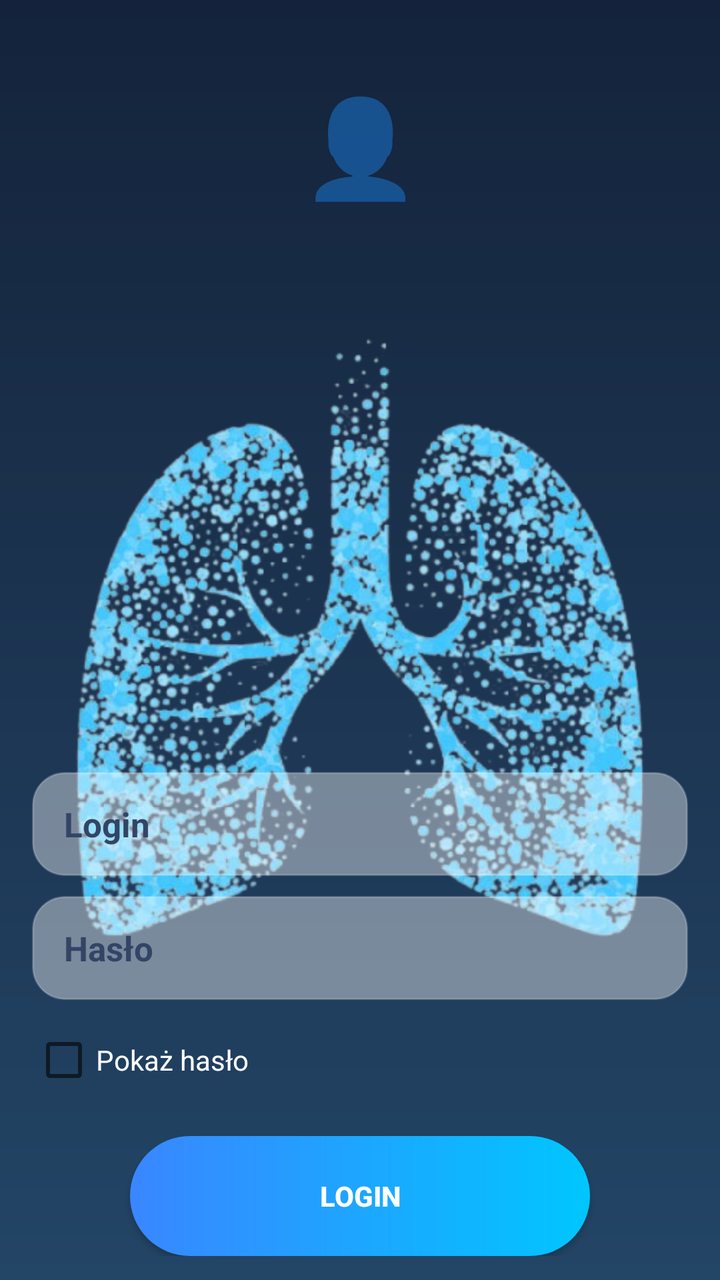
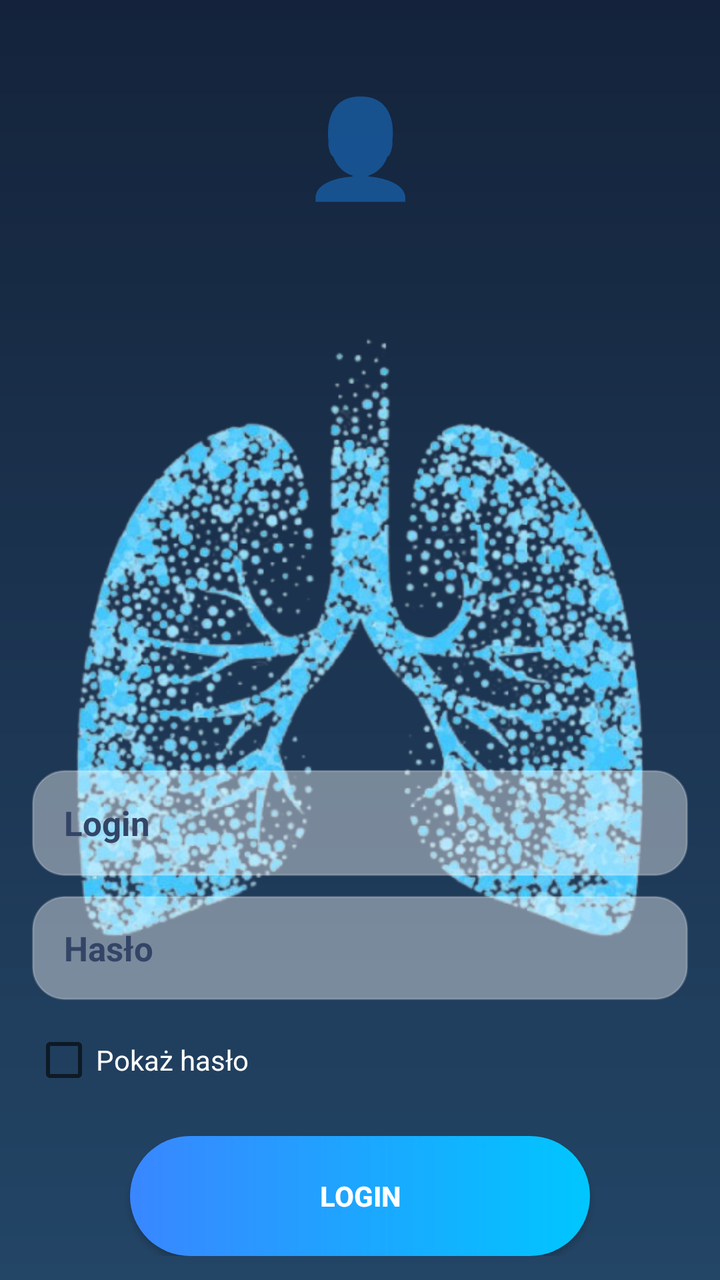

Two renders of the same Android screen: before a commit and after it. Below are the layout's source before the change and the commit's diff.
<!-- AndroidManifest.xml: activity theme Theme.MyApplication.NoActionBar -->
<!-- res/layout/activity_main.xml -->
<?xml version="1.0" encoding="utf-8"?>
<androidx.constraintlayout.widget.ConstraintLayout
    xmlns:android="http://schemas.android.com/apk/res/android"
    xmlns:app="http://schemas.android.com/apk/res-auto"
    xmlns:tools="http://schemas.android.com/tools"
    android:layout_width="match_parent"
    android:layout_height="match_parent"
    android:background="@drawable/gradient_bg">

    
    <TextView
        android:id="@+id/userIcon"
        android:layout_width="wrap_content"
        android:layout_height="wrap_content"
        android:text="👤"
        android:textSize="48sp"
        android:layout_marginTop="40dp"
        app:layout_constraintTop_toTopOf="parent"
        app:layout_constraintStart_toStartOf="parent"
        app:layout_constraintEnd_toEndOf="parent"/>

    <FrameLayout
        android:id="@+id/heroStack"
        android:layout_width="0dp"
        android:layout_height="wrap_content"
        app:layout_constraintTop_toBottomOf="@id/userIcon"
        app:layout_constraintStart_toStartOf="parent"
        app:layout_constraintEnd_toEndOf="parent"
        app:layout_constraintBottom_toBottomOf="parent"
        android:layout_marginStart="16dp"
        android:layout_marginEnd="16dp"
        android:layout_marginBottom="24dp"/>

        
        <ImageView
            android:id="@+id/lungsImage"
            android:layout_width="match_parent"
            android:layout_height="match_parent"
            android:adjustViewBounds="true"
            android:contentDescription="@string/lungs"
            android:scaleType="fitCenter"
            android:src="@drawable/lungs" />

        
    <LinearLayout
        android:layout_width="match_parent"
        android:layout_height="match_parent"
        android:orientation="vertical"
        android:gravity="bottom|center_horizontal"
        android:paddingStart="16dp"
        android:paddingEnd="16dp"
        android:paddingBottom="12dp">

        
        <EditText
            android:id="@+id/etLogin"
            android:layout_width="match_parent"
            android:layout_height="52dp"
            android:hint="Login"
            android:textColor="#14233B"
            android:textColorHint="#334566"
            android:textSize="17sp"
            android:textStyle="bold"
            android:background="@drawable/field_bg"
            android:paddingStart="16dp"
            android:paddingEnd="16dp"
            android:inputType="textEmailAddress" />

        <View android:layout_width="match_parent" android:layout_height="10dp"/>

        
        <EditText
            android:id="@+id/etHaslo"
            android:layout_width="match_parent"
            android:layout_height="52dp"
            android:hint="Hasło"
            android:textColor="#14233B"
            android:textColorHint="#334566"
            android:textSize="17sp"
            android:textStyle="bold"
            android:background="@drawable/field_bg"
            android:paddingStart="16dp"
            android:paddingEnd="16dp"
            android:inputType="textPassword" />

        
        <CheckBox
            android:id="@+id/cbShow"
            android:layout_width="wrap_content"
            android:layout_height="wrap_content"
            android:text="Pokaż hasło"
            android:textColor="#FFFFFF"
            android:layout_marginTop="6dp"
            android:layout_gravity="start"/>

        <View android:layout_width="match_parent" android:layout_height="14dp"/>

        
        <Button
            android:id="@+id/loginButton"
            android:layout_width="230dp"
            android:layout_height="60dp"
            android:text="LOGIN"
            android:textStyle="bold"
            android:textColor="#FFFFFF"
            android:background="@drawable/button_bg"
            android:elevation="6dp"/>
    </LinearLayout>


    












</androidx.constraintlayout.widget.ConstraintLayout>
<!-- resources referenced by this layout -->
<resources>
  <!-- drawable button_bg (drawable) -->
  <?xml version="1.0" encoding="utf-8"?>
  <ripple xmlns:android="http://schemas.android.com/apk/res/android"
      android:color="#33FFFFFF">
  
      <item>
          <shape android:shape="rectangle">
              <corners android:radius="30dp"/>
              <gradient
                  android:startColor="#3A86FF"
                  android:endColor="#00C6FF"
                  android:angle="0"/>
              <padding
                  android:left="16dp"
                  android:top="10dp"
                  android:right="16dp"
                  android:bottom="10dp"/>
          </shape>
      </item>
  </ripple>
  <!-- drawable field_bg (drawable) -->
  <?xml version="1.0" encoding="utf-8"?>
  <shape xmlns:android="http://schemas.android.com/apk/res/android">
      <solid android:color="#66FFFFFF"/> 
      <stroke android:width="1dp" android:color="#33FFFFFF"/>
      <corners android:radius="16dp"/>
  </shape>
  <!-- drawable gradient_bg (drawable) -->
  <?xml version="1.0" encoding="utf-8"?>
  <shape xmlns:android="http://schemas.android.com/apk/res/android"
      android:shape="rectangle">
  
      <gradient
          android:startColor="#14233B"
          android:endColor="#234566"
          android:angle="270" />
  </shape>
  <!-- drawable lungs: png bitmap (drawable, 315991 bytes) -->
  <string name="lungs">Obraz płuc</string>
  <style name="Theme.MyApplication.NoActionBar">
          <item name="windowActionBar">false</item>
          <item name="windowNoTitle">true</item>
      </style>
</resources>

<!-- the commit's change to res/layout/activity_main.xml (unified diff, before → after) -->
@@ -55,7 +55,7 @@
         <EditText
             android:id="@+id/etLogin"
             android:layout_width="match_parent"
-            android:layout_height="52dp"
+            android:layout_height="53dp"
             android:hint="Login"
             android:textColor="#14233B"
             android:textColorHint="#334566"
